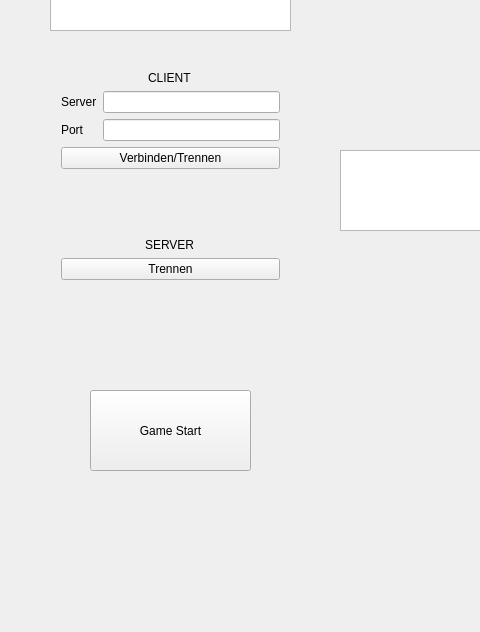
heliumind/battleship, file gui.ui: the form before one commit; both pictures show x 0 to 480 and y 217 to 849 of the 1298 by 849 pixel window.
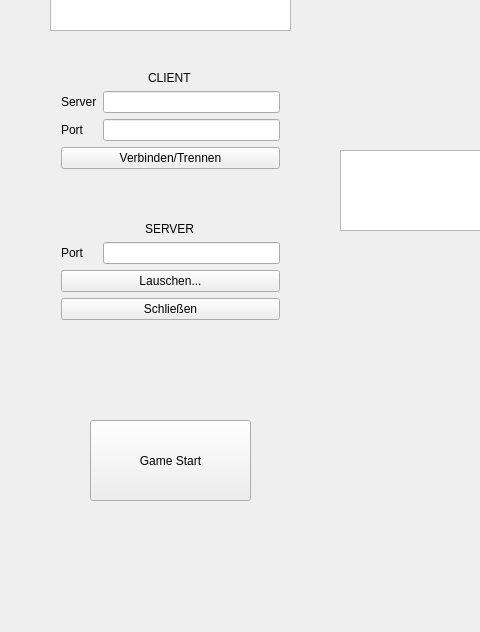
The form after the commit.

```diff
--- a/gui.ui
+++ b/gui.ui
@@ -20,59 +20,59 @@
       <x>50</x>
       <y>260</y>
       <width>241</width>
-      <height>231</height>
+      <height>271</height>
      </rect>
     </property>
     <layout class="QGridLayout" name="gridLayout_2">
-     <item row="6" column="0" colspan="2">
+     <item row="10" column="1" colspan="2">
       <widget class="QPushButton" name="server_disconnect">
        <property name="text">
-        <string>Trennen</string>
+        <string>Schließen</string>
        </property>
       </widget>
      </item>
-     <item row="1" column="0">
+     <item row="1" column="1">
       <widget class="QLabel" name="client_server">
        <property name="text">
         <string>Server</string>
        </property>
       </widget>
      </item>
-     <item row="2" column="0">
+     <item row="2" column="1">
       <widget class="QLabel" name="client_port">
        <property name="text">
         <string>Port</string>
        </property>
       </widget>
      </item>
-     <item row="1" column="1">
+     <item row="1" column="2">
       <widget class="QLineEdit" name="serverline"/>
      </item>
-     <item row="2" column="1">
+     <item row="2" column="2">
       <widget class="QLineEdit" name="portline"/>
      </item>
-     <item row="0" column="0" colspan="2" alignment="Qt::AlignHCenter">
+     <item row="0" column="1" colspan="2" alignment="Qt::AlignHCenter">
       <widget class="QLabel" name="client">
        <property name="text">
         <string>CLIENT</string>
        </property>
       </widget>
      </item>
-     <item row="3" column="0" colspan="2">
+     <item row="3" column="1" colspan="2">
       <widget class="QPushButton" name="client_connect">
        <property name="text">
         <string>Verbinden/Trennen</string>
        </property>
       </widget>
      </item>
-     <item row="5" column="0" colspan="2" alignment="Qt::AlignHCenter">
+     <item row="6" column="1" colspan="2" alignment="Qt::AlignHCenter">
       <widget class="QLabel" name="server">
        <property name="text">
         <string>SERVER</string>
        </property>
       </widget>
      </item>
-     <item row="4" column="0" colspan="2">
+     <item row="4" column="1" colspan="2">
       <spacer name="verticalSpacer">
        <property name="orientation">
         <enum>Qt::Vertical</enum>
@@ -85,6 +85,23 @@
        </property>
       </spacer>
      </item>
+     <item row="7" column="2">
+      <widget class="QLineEdit" name="server_line"/>
+     </item>
+     <item row="7" column="1">
+      <widget class="QLabel" name="server_line_2">
+       <property name="text">
+        <string>Port</string>
+       </property>
+      </widget>
+     </item>
+     <item row="9" column="1" colspan="2">
+      <widget class="QPushButton" name="server_connect">
+       <property name="text">
+        <string>Lauschen...</string>
+       </property>
+      </widget>
+     </item>
     </layout>
    </widget>
    <widget class="QTextEdit" name="logic_status">
@@ -184,7 +201,7 @@
     <property name="geometry">
      <rect>
       <x>90</x>
-      <y>590</y>
+      <y>620</y>
       <width>161</width>
       <height>81</height>
      </rect>
```
